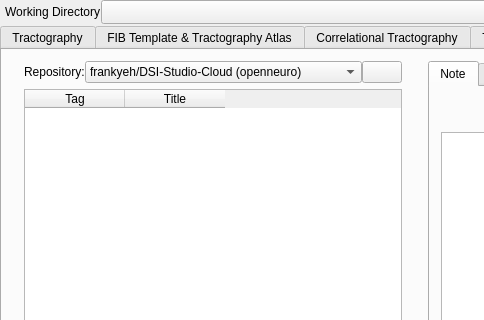
This is mainwindow.ui in frankyeh/DSI-Studio as Qt 5 draws it before an edit; both pictures show x 0 to 484 and y 0 to 320 of the 1272 by 758 pixel window. The edited form follows.
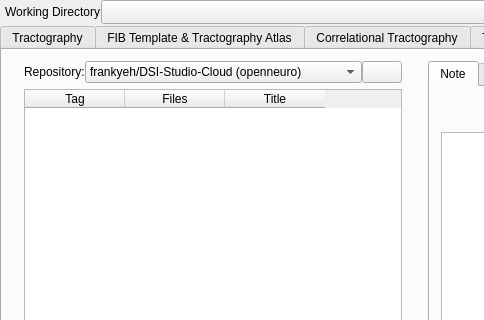
This is the edited form. Icons and pictures are not drawn.

Commit message: con't

Diff of the .ui file:
```diff
--- a/mainwindow.ui
+++ b/mainwindow.ui
@@ -2685,6 +2685,11 @@
                 <string>Tag</string>
                </property>
               </column>
+              <column>
+               <property name="text">
+                <string>Files</string>
+               </property>
+              </column>
               <column>
                <property name="text">
                 <string>Title</string>
```
The commit also changes 2 other files.
